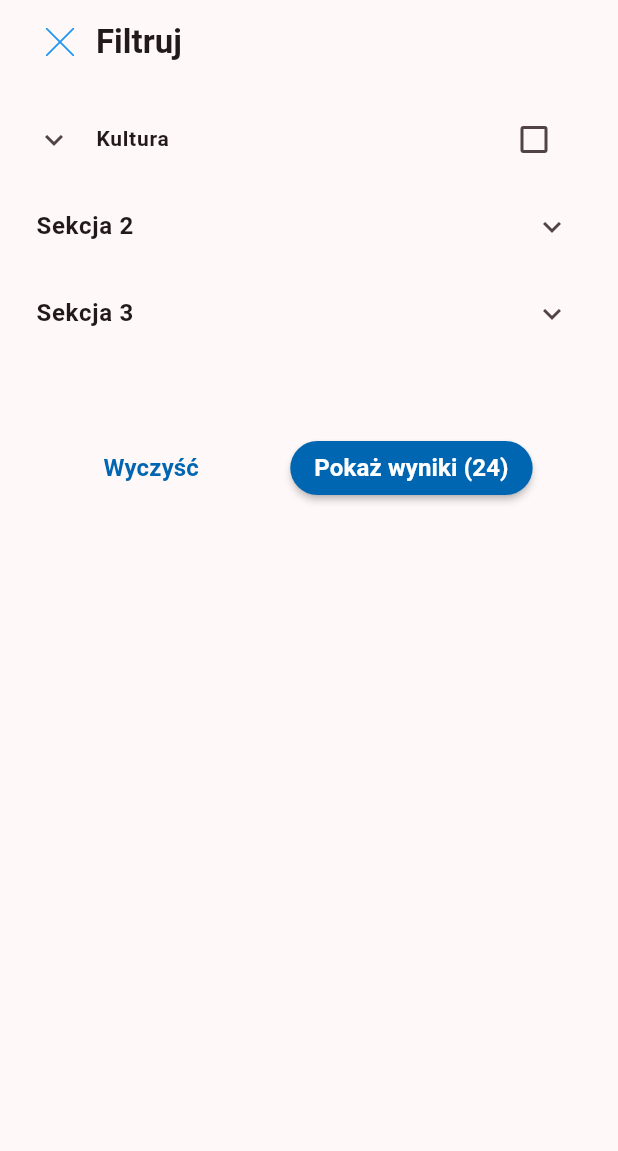
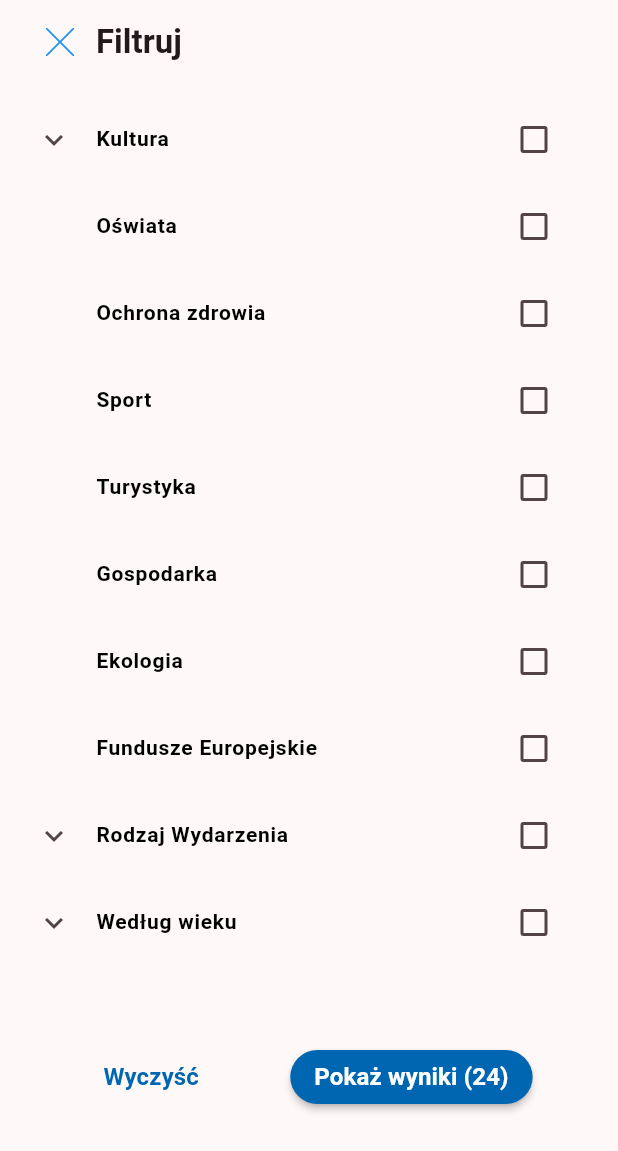
Before and after one commit to piszczekkonrad/explore_app, a Flutter app: the CustomAppBar widget shown alone on an empty page, opened directly, after a tap on an icon or button, on a phone screen of 412 x 824 dp. Shown: the top 1151 px of the screen. Run offline on Flutter 3.47's test engine with Material 3 defaults, Android fonts, the phone set to English and light mode, and no system bars; our stand-ins replace device_preview, flutter_bloc, flutter_svg, get_it, google_fonts, injectable; generated files the repository leaves out were written again.

Commit message:
Create updateFilters function path

```diff
--- a/lib/features/events/pages/events_page.dart
+++ b/lib/features/events/pages/events_page.dart
@@ -23,17 +23,24 @@ class EventsPage extends StatelessWidget {
       child: BlocBuilder<EventsCubit, EventsState>(builder: (context, state) {
         return Scaffold(
           appBar: CustomAppBar(
-              title: 'Wydarzenia',
-              canShowSearchBar: () {
-                context.read<EventsCubit>().canShowSearchBar();
-              }),
+            title: 'Wydarzenia',
+            canShowSearchBar: () {
+              context.read<EventsCubit>().canShowSearchBar();
+            },
+            updateFilters: (bool newValue, String section) {
+              context
+                  .read<EventsCubit>()
+                  .updateFilters(inList: newValue, filter: section);
+            },
+          ),
           body: SingleChildScrollView(
             child: Center(
               child: Column(
                 children: [
                   state.showSearchBar
                       ? SearchBarTextField(
-                          searchController: searchController,)
+                          searchController: searchController,
+                        )
                       : const SizedBox(
                           height: 0,
                         ),
--- a/lib/features/events/pages/filters_page.dart
+++ b/lib/features/events/pages/filters_page.dart
@@ -1,9 +1,12 @@
 import 'package:explore_app/features/events/widgets/simple_app_bar.dart';
 import 'package:flutter/material.dart';
 import '../widgets/calendar_buttons_row.dart';
+import '../widgets/filters_expansion_tile.dart';
+import '../widgets/filters_list_tile.dart';
 
 class FiltersPage extends StatelessWidget {
-  const FiltersPage({super.key});
+  const FiltersPage({super.key, required this.updateFilters});
+  final Function(bool, String) updateFilters;
 
   @override
   Widget build(BuildContext context) {
@@ -19,55 +22,93 @@ class FiltersPage extends StatelessWidget {
               children: [
                 // Sekcja 1
                 FiltersExpansionTile(
+                  updateFilters: updateFilters,
                   section: 'Kultura',
                   tiles: [
-                    // FiltersListTile(),
-
-                    //Musisz to ogarnąć z poziomu events cubita, bo te filtry musza mieć state'a. Rozwiąże Ci to też prblem przekazania filtrów do events page'a
-
-
-
-                    const ListTile(
-                      title: Text('Wartość 2: WXYZ'),
-                    ),
-                    const ListTile(
-                      title: Text('Wartość 3: 123'),
-                    ),
+                    ThinSpacerLine(dw: dw),
+                    FiltersListTile(filterName: 'Sztuki wizualne',updateFilters: updateFilters,),
+                    ThinSpacerLine(dw: dw),
+                    FiltersListTile(filterName: 'Muzyka',updateFilters: updateFilters,),
+                    ThinSpacerLine(dw: dw),
+                    FiltersListTile(filterName: 'Muzeum',updateFilters: updateFilters,),
+                    ThinSpacerLine(dw: dw),
+                    FiltersListTile(filterName: 'Teatr',updateFilters: updateFilters,),
+                    ThinSpacerLine(dw: dw),
+                    FiltersListTile(filterName: 'Kino',updateFilters: updateFilters,),
                   ],
                 ),
-                // Sekcja 2
-                const ExpansionTile(
-                  title: Text(
-                    'Sekcja 2',
-                    style: TextStyle(fontWeight: FontWeight.bold),
-                  ),
-                  children: [
-                    ListTile(
-                      title: Text('Wartość 1: 67890'),
-                    ),
-                    ListTile(
-                      title: Text('Wartość 2: WXYZ'),
-                    ),
-                    ListTile(
-                      title: Text('Wartość 3: 123'),
-                    ),
+                FiltersExpansionTile(
+                  updateFilters: updateFilters,
+                  section: 'Oświata',
+                  tiles: const [],
+                ),
+                FiltersExpansionTile(
+                  updateFilters: updateFilters,
+                  section: 'Ochrona zdrowia',
+                  tiles: const [],
+                ),
+                FiltersExpansionTile(
+                  updateFilters: updateFilters,
+                  section: 'Sport',
+                  tiles: const [],
+                ),
+                FiltersExpansionTile(
+                  updateFilters: updateFilters,
+                  section: 'Turystyka',
+                  tiles: const [],
+                ),
+                FiltersExpansionTile(
+                  updateFilters: updateFilters,
+                  section: 'Gospodarka',
+                  tiles: const [],
+                ),
+                FiltersExpansionTile(
+                  updateFilters: updateFilters,
+                  section: 'Ekologia',
+                  tiles: const [],
+                ),
+                FiltersExpansionTile(
+                  updateFilters: updateFilters,
+                  section: 'Fundusze Europejskie',
+                  tiles: const [],
+                ),
+                // Sekcja 1
+                FiltersExpansionTile(
+                  updateFilters: updateFilters,
+                  section: 'Rodzaj Wydarzenia',
+                  tiles: [
+                    ThinSpacerLine(dw: dw),
+                    FiltersListTile(filterName: 'Warsztaty',updateFilters: updateFilters,),
+                    ThinSpacerLine(dw: dw),
+                    FiltersListTile(filterName: 'Targi',updateFilters: updateFilters,),
+                    ThinSpacerLine(dw: dw),
+                    FiltersListTile(filterName: 'Pikniki',updateFilters: updateFilters,),
+                    ThinSpacerLine(dw: dw),
+                    FiltersListTile(filterName: 'Kongresy',updateFilters: updateFilters,),
+                    ThinSpacerLine(dw: dw),
+                    FiltersListTile(filterName: 'Koncerty',updateFilters: updateFilters,),
+                    ThinSpacerLine(dw: dw),
+                    FiltersListTile(filterName: 'Spektakle',updateFilters: updateFilters,),
+                    ThinSpacerLine(dw: dw),
+                    FiltersListTile(filterName: 'Wystawy',updateFilters: updateFilters,),
+                    ThinSpacerLine(dw: dw),
+                    FiltersListTile(filterName: 'Koferencje',updateFilters: updateFilters,),
+                    ThinSpacerLine(dw: dw),
+                    FiltersListTile(filterName: 'Rajdy',updateFilters: updateFilters,),
                   ],
                 ),
-                // Sekcja 3
-                const ExpansionTile(
-                  title: Text(
-                    'Sekcja 3',
-                    style: TextStyle(fontWeight: FontWeight.bold),
-                  ),
-                  children: [
-                    ListTile(
-                      title: Text('Wartość 1: ZZZ'),
-                    ),
-                    ListTile(
-                      title: Text('Wartość 2: 98765'),
-                    ),
-                  ],
+                // Sekcja 1
+                FiltersExpansionTile(
+                  updateFilters: updateFilters,
+                  section: 'Według wieku',
+                  tiles: [
+                    ThinSpacerLine(dw: dw),
+                    FiltersListTile(filterName: 'Dla dzieci',updateFilters: updateFilters,),
+                    ThinSpacerLine(dw: dw),
+                    FiltersListTile(filterName: 'Dla Seniora',updateFilters: updateFilters,),],
                 ),
+                // Sekcja 2
+
                 const BlueButtonsRow(
                   leftText: 'Wyczyść',
                   rightText: 'Pokaż wyniki (24)',
@@ -81,71 +122,24 @@ class FiltersPage extends StatelessWidget {
   }
 }
 
-class FiltersListTile extends StatefulWidget  {
-  const FiltersListTile({
+class ThinSpacerLine extends ListTile {
+  const ThinSpacerLine({
     super.key,
+    required this.dw,
   });
 
-  @override
-  State<FiltersListTile> createState() => _FiltersListTileState();
-}
+  final double dw;
 
-class _FiltersListTileState extends State<FiltersListTile> {
   @override
   Widget build(BuildContext context) {
-    return ListTile(
-      title: const Text(
-        'Sztuki wizualne',
-        style: TextStyle(
-          fontSize: 14,
-          fontWeight: FontWeight.w400,
+    return SizedBox(
+      height: .5,
+      width: dw * .9,
+      child: const DecoratedBox(
+        decoration: BoxDecoration(
+          color: Color.fromRGBO(77, 76, 76, 0.4),
         ),
-
       ),
-
-      leading: const Padding(
-        padding: EdgeInsets.all(8.0),
-        child: Icon(null),
-      ),
-      trailing: Checkbox(value: true, onChanged: (val){}),
     );
   }
 }
-
-class FiltersExpansionTile extends StatefulWidget {
-  const FiltersExpansionTile({
-    super.key,
-    required this.section,
-    required this.tiles,
-  });
-
-  final String section;
-  final List<ListTile> tiles;
-
-  @override
-  State<FiltersExpansionTile> createState() => _FiltersExpansionTileState();
-}
-
-class _FiltersExpansionTileState extends State<FiltersExpansionTile> {
-  bool _value = false;
-  @override
-  Widget build(BuildContext context) {
-    return ExpansionTile(
-        leading: const Icon(Icons.keyboard_arrow_down),
-        trailing: Checkbox(
-            value: _value,
-            onChanged: (bool? newValue) {
-              setState(() {
-                _value = newValue!;
-              });
-            }),
-        title: Text(
-          widget.section,
-          style: const TextStyle(
-            fontWeight: FontWeight.w600,
-            fontSize: 14,
-          ),
-        ),
-        children: widget.tiles);
-  }
-}
--- a/lib/features/root/widgets/app_bar.dart
+++ b/lib/features/root/widgets/app_bar.dart
@@ -6,10 +6,11 @@ class CustomAppBar extends StatelessWidget implements PreferredSizeWidget {
   const CustomAppBar({
     super.key,
     required this.title,
-    required this.canShowSearchBar,
+    required this.canShowSearchBar, required this.updateFilters,
   });
   final String title;
   final Function() canShowSearchBar;
+  final Function (bool, String) updateFilters;
 
   @override
   Size get preferredSize => const Size.fromHeight(kToolbarHeight);
@@ -51,7 +52,7 @@ class CustomAppBar extends StatelessWidget implements PreferredSizeWidget {
           ),
           IconButton(
             onPressed: () {
-              Navigator.of(context).push(MaterialPageRoute(builder: (_) =>const FiltersPage()));
+              Navigator.of(context).push(MaterialPageRoute(builder: (_) =>FiltersPage(updateFilters: updateFilters,)));
             },
             icon: SvgPicture.asset(
               'assets/custom_icons/filter.svg',
```
